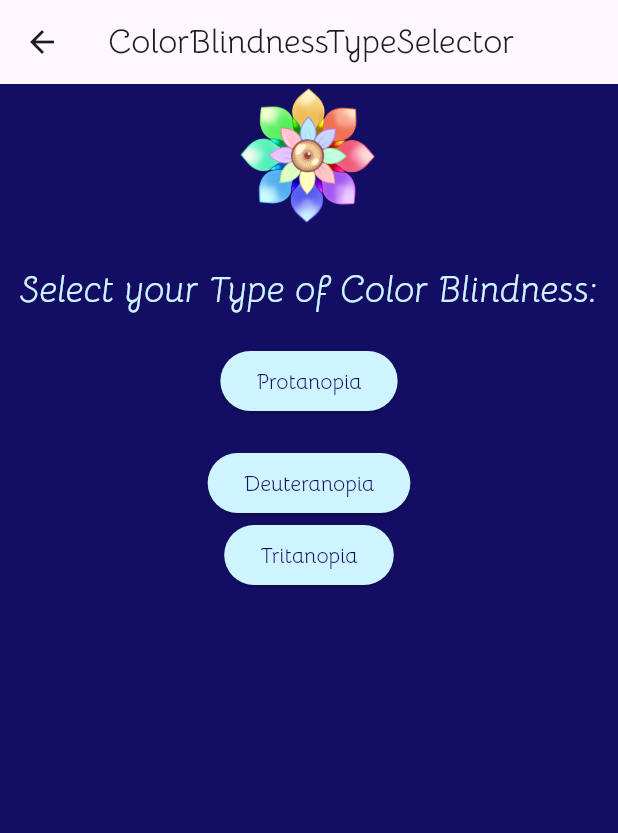
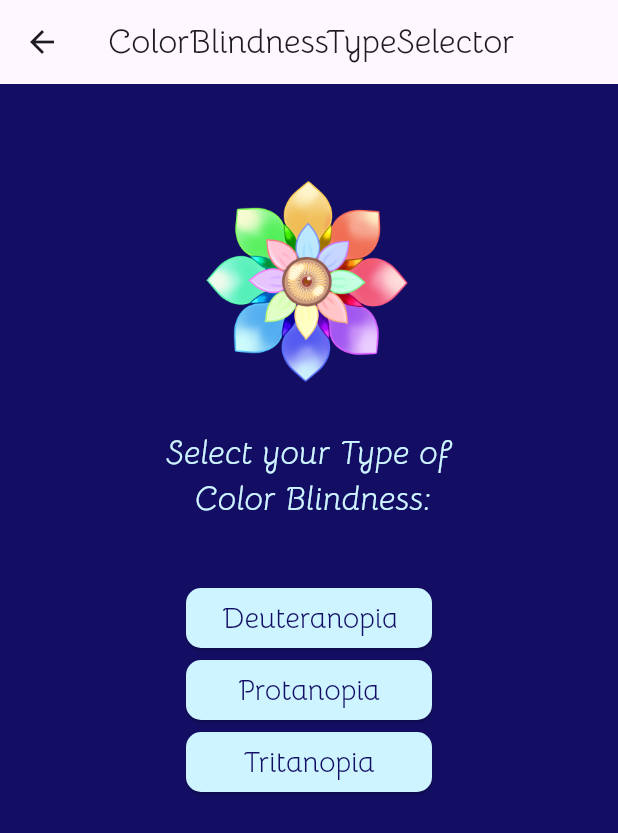
Before and after one commit to Arcianne/truehue-frontend, a Flutter app: the ColorBlindnessTypeSelector screen opened directly, after a tap on "Deuteranopia", on a phone screen of 412 x 824 dp. Shown: the top 833 px of the screen. Run offline on Flutter 3.47's test engine with Material 3 defaults, Android fonts, the light colour scheme and no system bars.

Commit message:
complete color blindness selector layout

```diff
--- a/lib/features/color_blindness_type_selector/presentation/pages/color_blindness_type_selector.dart
+++ b/lib/features/color_blindness_type_selector/presentation/pages/color_blindness_type_selector.dart
@@ -12,7 +12,7 @@ class ColorBlindnessTypeSelector extends StatelessWidget {
     return Scaffold(
       backgroundColor: Color(0xFF130E64),
       appBar: _buildAppbar(),
-      body: _buildBody(),
+      body: _buildBody(context),
     );
   }
 
@@ -24,67 +24,98 @@ class ColorBlindnessTypeSelector extends StatelessWidget {
     );
   }
 
-  _buildBody() {
-    return Center(
+ _buildBody(BuildContext context) {
+  return SafeArea(
+    child: Center(
       child: Column(
         children: <Widget>[
-          Image.asset('assets/icon/truehue_logo.png', width: 100, height: 100),
+          Container(
+            margin: const EdgeInsets.only(top: 60.0, left: 20.0, right: 20.0),
+            child: Image.asset(
+              'assets/icon/truehue_logo.png',
+              width: 150,
+              height: 150,
+            ),
+          ),
 
           const SizedBox(height: 20),
           const Text(
-            'Select your Type of Color Blindness:',
+            'Select your Type of\n Color Blindness:',
+            textAlign: TextAlign.center,
             style: TextStyle(
               color: Color(0xFFCEF5FF),
-              fontSize: 24,
+              fontSize: 22,
               fontStyle: FontStyle.italic,
             ),
           ),
 
-          const SizedBox(height: 20),
+          const SizedBox(height: 40),
           ElevatedButton(
             style: ElevatedButton.styleFrom(
               backgroundColor: Color(0xFFCEF5FF),
               foregroundColor: Color(0xFF130E64),
+              fixedSize: const Size(164, 31),
+              shape: RoundedRectangleBorder(
+              borderRadius: BorderRadius.circular(10),
+            ),
             ),
             onPressed: () {
               Navigator.push(
-                _buildBody(),
+                _buildBody(context),
                 MaterialPageRoute(builder: (context) => Home()),
               );
             },
-            child: const Text('Protanopia'),
+            child: const Text('Deuteranopia',
+              softWrap: false,
+            style: TextStyle(
+              fontSize: 19,
+            )),
           ),
 
-          const SizedBox(height: 20),
+          // const SizedBox(height: 20),
           ElevatedButton(
             style: ElevatedButton.styleFrom(
               backgroundColor: Color(0xFFCEF5FF),
               foregroundColor: Color(0xFF130E64),
+              fixedSize: const Size(164, 31),
+              shape: RoundedRectangleBorder(
+              borderRadius: BorderRadius.circular(10),
+            ),
             ),
             onPressed: () {
               Navigator.push(
-                _buildBody(),
+                _buildBody(context),
                 MaterialPageRoute(builder: (context) => Home()),
               );
             },
-            child: const Text('Deuteranopia'),
+            child: const Text('Protanopia',
+            style: TextStyle(
+              fontSize: 19,
+            )),
           ),
 
           ElevatedButton(
             style: ElevatedButton.styleFrom(
               backgroundColor: Color(0xFFCEF5FF),
               foregroundColor: Color(0xFF130E64),
+              fixedSize: const Size(164, 31),
+              shape: RoundedRectangleBorder(
+              borderRadius: BorderRadius.circular(10),
+            ),
             ),
             onPressed: () {
               Navigator.push(
-                _buildBody(),
+                _buildBody(context),
                 MaterialPageRoute(builder: (context) => Home()),
               );
             },
-            child: const Text('Tritanopia'),
+            child: const Text('Tritanopia',
+            style: TextStyle(
+              fontSize: 19,
+            )),
           ),
         ],
       ),
-    );
+    ));
   }
 }
```
